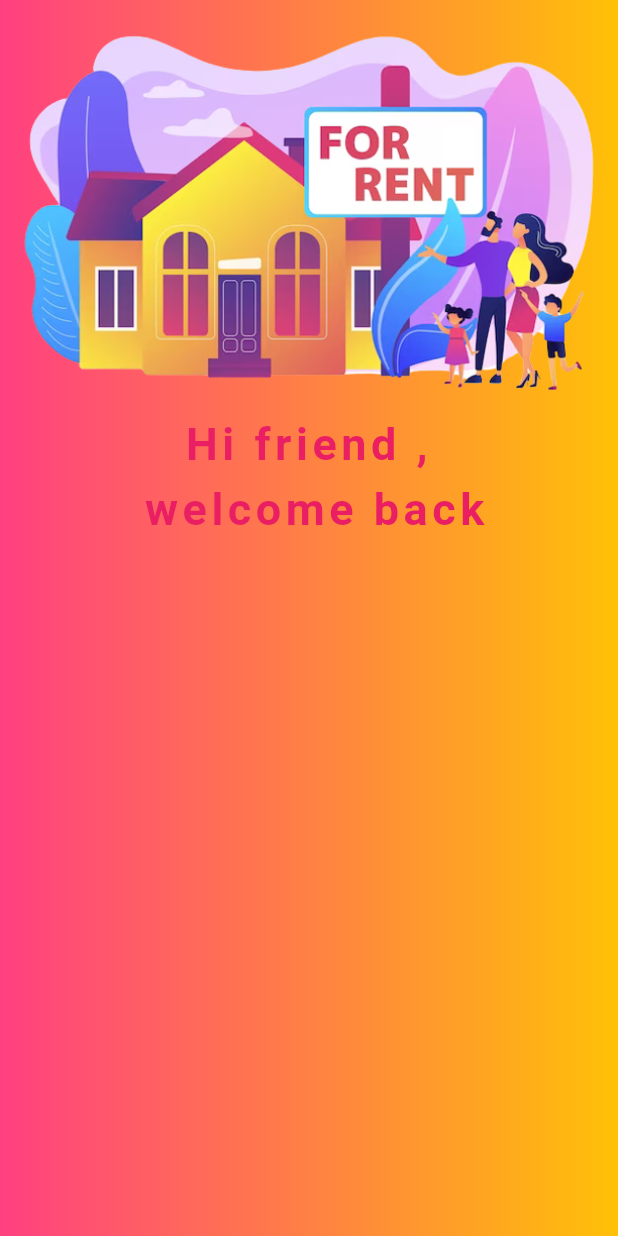
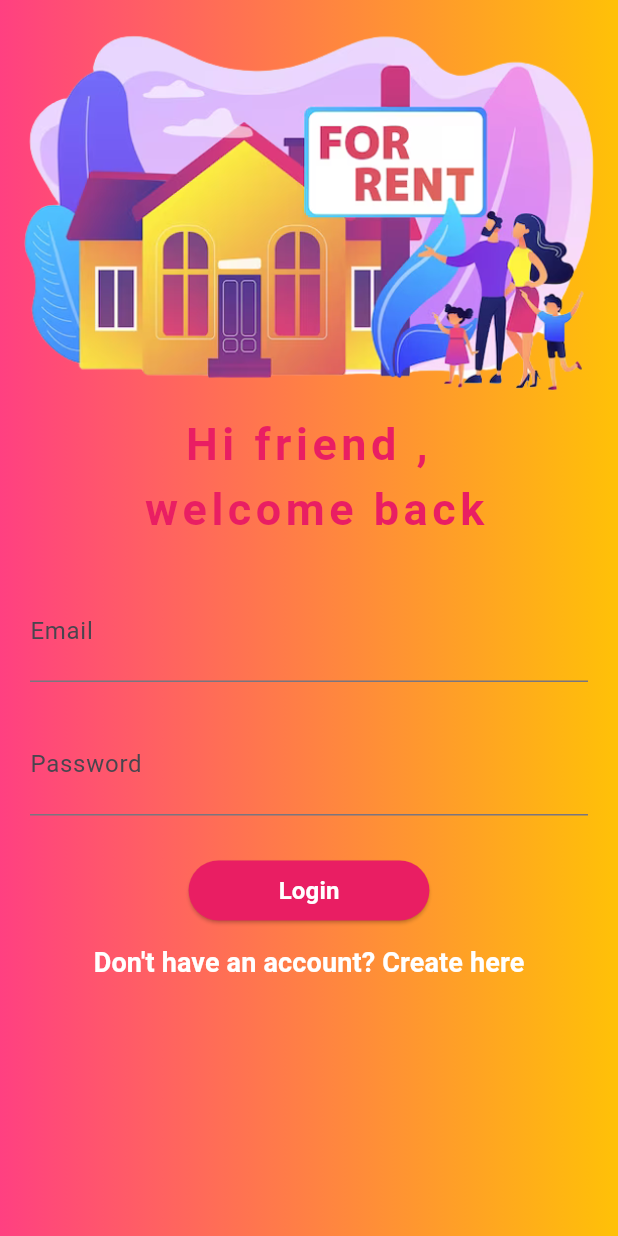
Before and after one commit to PhamVanPhiY/BookingPlace, a Flutter app: the screen it shows after launch, on a phone screen of 412 x 824 dp. Run offline on Flutter 3.47's test engine with Material 3 defaults, Android fonts, the phone set to English and light mode, and no system bars; our stand-ins replace get.

Commit message:
Login Pag_SignUp page_Navigation_

```diff
--- a/lib/view/login_screen.dart
+++ b/lib/view/login_screen.dart
@@ -1,4 +1,6 @@
+import 'package:booking_place/view/signup_screen.dart';
 import 'package:flutter/material.dart';
+import 'package:get/get.dart';
 
 class LoginScreen extends StatefulWidget {
   const LoginScreen({super.key});
@@ -8,6 +10,11 @@ class LoginScreen extends StatefulWidget {
 }
 
 class _LoginScreenState extends State<LoginScreen> {
+  final _formKey = GlobalKey<FormState>();
+  TextEditingController _emailTextEditingController = TextEditingController();
+  TextEditingController _passwordTextEditingController =
+      TextEditingController();
+
   @override
   Widget build(BuildContext context) {
     return Scaffold(
@@ -31,6 +38,79 @@ class _LoginScreenState extends State<LoginScreen> {
                 color: Colors.pink,
                 letterSpacing: 3.0),
           ),
+          Padding(
+            padding: const EdgeInsets.only(left: 20.0, right: 20.0),
+            child: Form(
+              key: _formKey,
+              child: Column(
+                children: [
+                  Padding(
+                    padding: const EdgeInsets.only(top: 26.0),
+                    child: TextFormField(
+                      decoration: const InputDecoration(labelText: "Email"),
+                      style: const TextStyle(
+                        fontSize: 24,
+                      ),
+                      controller: _emailTextEditingController,
+                      validator: (valueEmail) {
+                        if (!valueEmail!.contains("@")) {
+                          return "Please write valid email";
+                        }
+                        return null;
+                      },
+                    ),
+                  ),
+                  Padding(
+                    padding: const EdgeInsets.only(top: 21.0),
+                    child: TextFormField(
+                      decoration: const InputDecoration(labelText: "Password"),
+                      style: const TextStyle(
+                        fontSize: 24,
+                      ),
+                      controller: _passwordTextEditingController,
+                      validator: (valuePassword) {
+                        if (valuePassword!.length < 5) {
+                          return "Password must be atleast 6 or more characters. ";
+                        }
+                        return null;
+                      },
+                    ),
+                  ),
+                  Padding(
+                    padding: const EdgeInsets.only(top: 26.0),
+                    child: ElevatedButton(
+                      onPressed: () {},
+                      style: ElevatedButton.styleFrom(
+                          backgroundColor: Colors.pink,
+                          padding: const EdgeInsets.symmetric(horizontal: 60)),
+                      child: const Text(
+                        "Login",
+                        style: TextStyle(
+                            fontWeight: FontWeight.bold,
+                            fontSize: 16.0,
+                            color: Colors.white),
+                      ),
+                    ),
+                  ),
+                  TextButton(
+                    onPressed: () {
+                      Get.to(SignupScreen());
+                    },
+                    child: const Text(
+                      "Don't have an account? Create here",
+                      style: TextStyle(
+                          color: Colors.white,
+                          fontSize: 18.0,
+                          fontWeight: FontWeight.bold),
+                    ),
+                  ),
+                  const SizedBox(
+                    height: 60,
+                  ),
+                ],
+              ),
+            ),
+          ),
         ],
       ),
     ));
```
Also changed, not shown: lib/view/signup_screen.dart (added, +237 -0 lines).
